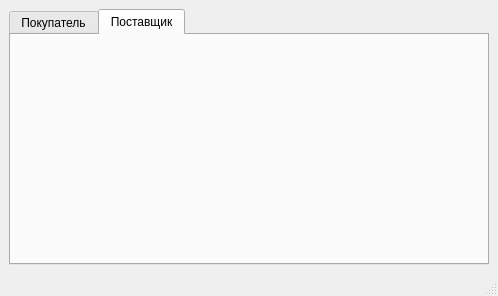
Before: the Qt Designer form mainwindow.ui in IraSoro/bike-store-database, drawn with Qt 5.
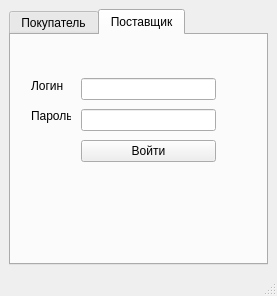
After: the same form once the commit is applied. The open tabs and pages were chosen to show the change.

```diff
--- a/mainwindow.ui
+++ b/mainwindow.ui
@@ -6,7 +6,7 @@
    <rect>
     <x>0</x>
     <y>0</y>
-    <width>498</width>
+    <width>277</width>
     <height>296</height>
    </rect>
   </property>
@@ -109,6 +109,79 @@
        <attribute name="title">
         <string>Поставщик</string>
        </attribute>
+       <widget class="QWidget" name="layoutWidget_2">
+        <property name="geometry">
+         <rect>
+          <x>70</x>
+          <y>40</y>
+          <width>135</width>
+          <height>91</height>
+         </rect>
+        </property>
+        <layout class="QVBoxLayout" name="verticalLayout_3">
+         <item>
+          <widget class="QLineEdit" name="lineEdit_3">
+           <property name="placeholderText">
+            <string/>
+           </property>
+          </widget>
+         </item>
+         <item>
+          <widget class="QLineEdit" name="lineEdit_4"/>
+         </item>
+         <item>
+          <widget class="QPushButton" name="pushButton_3">
+           <property name="sizePolicy">
+            <sizepolicy hsizetype="Minimum" vsizetype="Fixed">
+             <horstretch>0</horstretch>
+             <verstretch>0</verstretch>
+            </sizepolicy>
+           </property>
+           <property name="text">
+            <string>Войти</string>
+           </property>
+          </widget>
+         </item>
+        </layout>
+       </widget>
+       <widget class="QLabel" name="label_3">
+        <property name="geometry">
+         <rect>
+          <x>20</x>
+          <y>40</y>
+          <width>40</width>
+          <height>21</height>
+         </rect>
+        </property>
+        <property name="maximumSize">
+         <size>
+          <width>40</width>
+          <height>16777215</height>
+         </size>
+        </property>
+        <property name="text">
+         <string>Логин</string>
+        </property>
+       </widget>
+       <widget class="QLabel" name="label_4">
+        <property name="geometry">
+         <rect>
+          <x>20</x>
+          <y>70</y>
+          <width>40</width>
+          <height>21</height>
+         </rect>
+        </property>
+        <property name="maximumSize">
+         <size>
+          <width>40</width>
+          <height>16777215</height>
+         </size>
+        </property>
+        <property name="text">
+         <string>Пароль</string>
+        </property>
+       </widget>
       </widget>
      </widget>
     </item>
```
Left out of the diff: 16 changed lines with no effect on the pictures.
